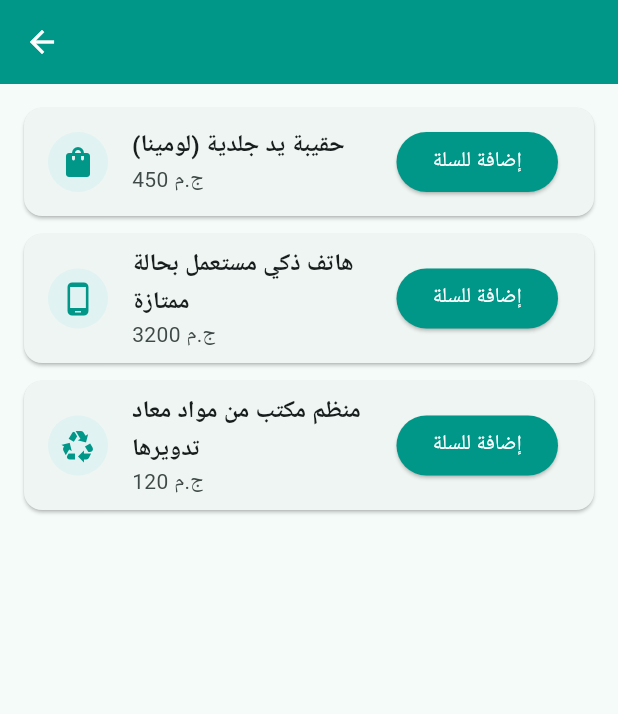
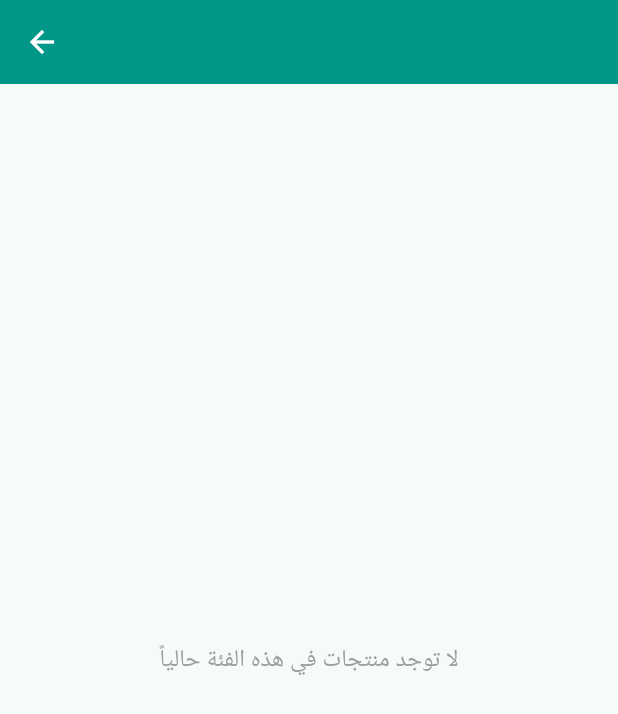
Before and after one commit to nour-islam/flutter_project, a Flutter app: the ProductListScreen screen opened directly with empty values, on a phone screen of 412 x 824 dp. Shown: the top 714 px of the screen. Run offline on Flutter 3.47's test engine with Material 3 defaults, Android fonts, the phone set to English and light mode, and no system bars.

Commit message:
Filter products by selected category
Co-authored-by: Copilot <223556219+Copilot@users.noreply.github.com>

```diff
--- a/lib/screens/product_list_screen.dart
+++ b/lib/screens/product_list_screen.dart
@@ -42,6 +42,10 @@ class ProductListScreen extends StatelessWidget {
         icon: Icons.recycling,
       ),
     ];
+    final products =
+        sampleProducts
+            .where((product) => product.category == categoryName)
+            .toList();
 
     return Scaffold(
       appBar: AppBar(
@@ -49,11 +53,19 @@ class ProductListScreen extends StatelessWidget {
         backgroundColor: Colors.teal,
         foregroundColor: Colors.white,
       ),
-      body: ListView.builder(
+      body:
+          products.isEmpty
+              ? const Center(
+                child: Text(
+                  'لا توجد منتجات في هذه الفئة حالياً',
+                  style: TextStyle(fontSize: 16, color: Colors.grey),
+                ),
+              )
+              : ListView.builder(
                 padding: const EdgeInsets.all(16),
-        itemCount: sampleProducts.length,
+                itemCount: products.length,
                 itemBuilder: (context, index) {
-          final product = sampleProducts[index];
+                  final product = products[index];
                   return Card(
                     margin: const EdgeInsets.only(bottom: 12),
                     child: ListTile(
@@ -70,7 +82,9 @@ class ProductListScreen extends StatelessWidget {
                         onPressed: () {
                           ScaffoldMessenger.of(context).showSnackBar(
                             SnackBar(
-                      content: Text('تمت إضافة "${product.title}" إلى السلة!'),
+                              content: Text(
+                                'تمت إضافة "${product.title}" إلى السلة!',
+                              ),
                               duration: const Duration(seconds: 2),
                             ),
                           );
```
Lines whose indentation alone changed are shown as unchanged.
